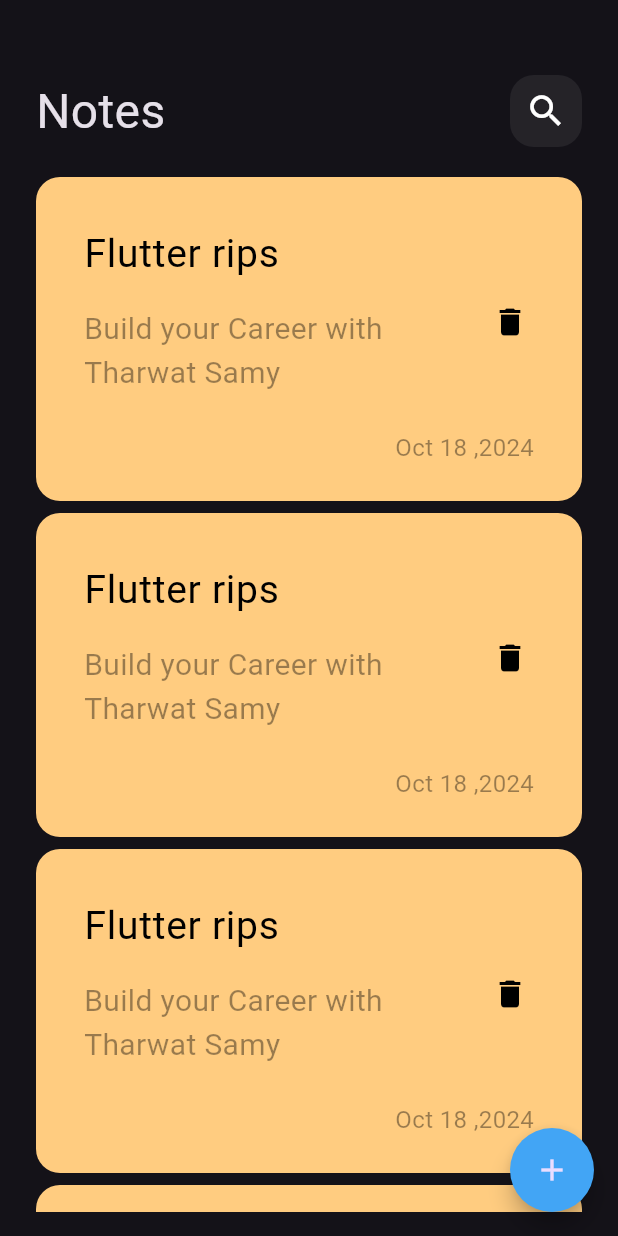
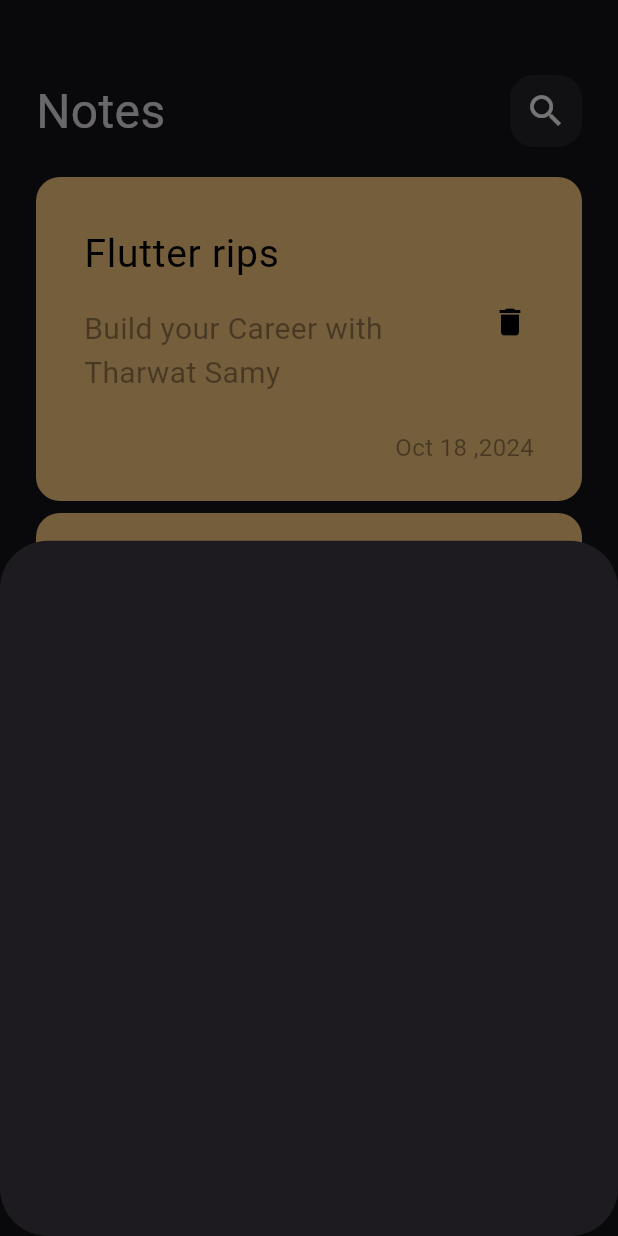
Before and after one commit to Adham-Amin/notes, a Flutter app: the screen it shows after launch, after a tap on the "add" icon, on a phone screen of 412 x 824 dp. Run offline on Flutter 3.47's test engine with Material 3 defaults, Android fonts, the phone set to English and light mode, and no system bars.

Commit message:
create Add Notes

```diff
--- a/lib/views/home_view.dart
+++ b/lib/views/home_view.dart
@@ -1,4 +1,5 @@
 import 'package:flutter/material.dart';
+import 'package:notes/widgets/custom_floating_action_button.dart';
 import 'package:notes/widgets/notes_body.dart';
 
 class HomeView extends StatelessWidget {
@@ -6,16 +7,9 @@ class HomeView extends StatelessWidget {
 
   @override
   Widget build(BuildContext context) {
-    return Scaffold(
-      body: const NotesBody(),
-      floatingActionButton: FloatingActionButton(
-        shape: RoundedRectangleBorder(
-          borderRadius: BorderRadius.circular(40)
-        ),
-        backgroundColor: Colors.blue[400],
-        onPressed: () {},
-        child: const Icon(Icons.add),
-      ),
+    return const Scaffold(
+      body: NotesBody(),
+      floatingActionButton: CustomFloatingActionButton(),
     );
   }
 }
--- /dev/null
+++ b/lib/widgets/add_notes.dart
@@ -0,0 +1,11 @@
+
+import 'package:flutter/material.dart';
+
+class AddNotes extends StatelessWidget {
+  const AddNotes({super.key});
+
+  @override
+  Widget build(BuildContext context) {
+    return Container();
+  }
+}
--- /dev/null
+++ b/lib/widgets/custom_floating_action_button.dart
@@ -0,0 +1,29 @@
+import 'package:flutter/material.dart';
+import 'package:notes/widgets/add_notes.dart';
+
+class CustomFloatingActionButton extends StatelessWidget {
+  const CustomFloatingActionButton({
+    super.key,
+  });
+
+  @override
+  Widget build(BuildContext context) {
+    return FloatingActionButton(
+      shape: RoundedRectangleBorder(borderRadius: BorderRadius.circular(40)),
+      backgroundColor: const Color.fromARGB(255, 102, 218, 205),
+      onPressed: () {
+        showModalBottomSheet(
+          shape: RoundedRectangleBorder(
+            borderRadius: BorderRadius.circular(32)
+          ),
+          context: context,
+          builder: (context) => const AddNotes(),
+        );
+      },
+      child: const Icon(
+        Icons.add,
+        color: Colors.black,
+      ),
+    );
+  }
+}
```
